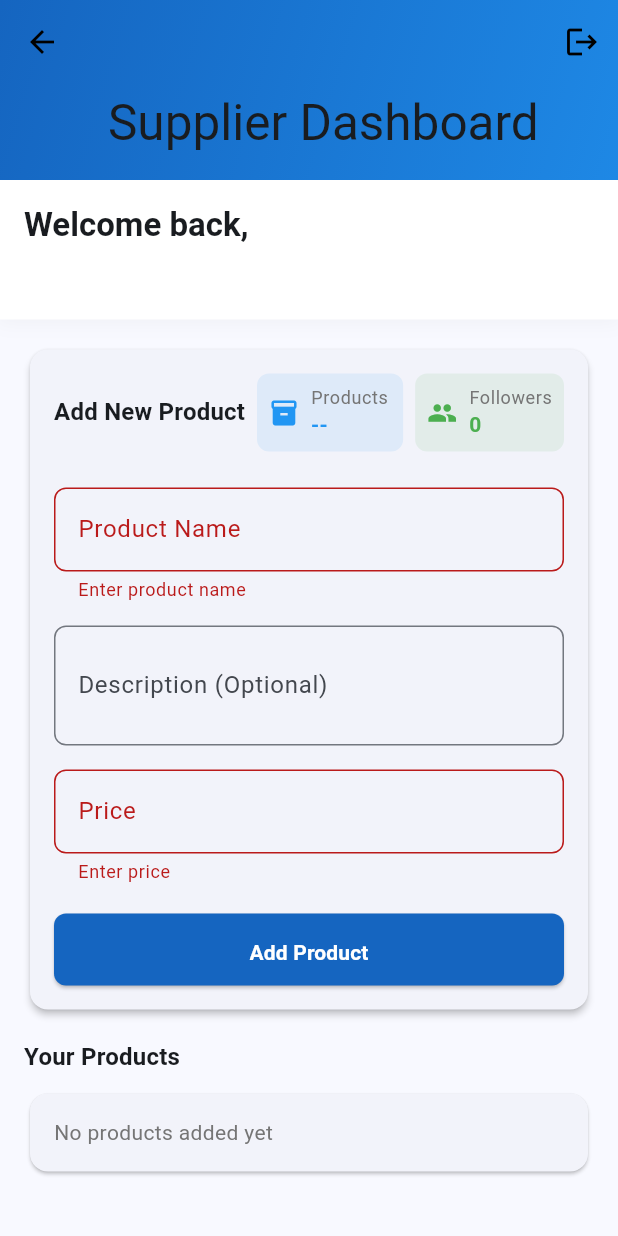
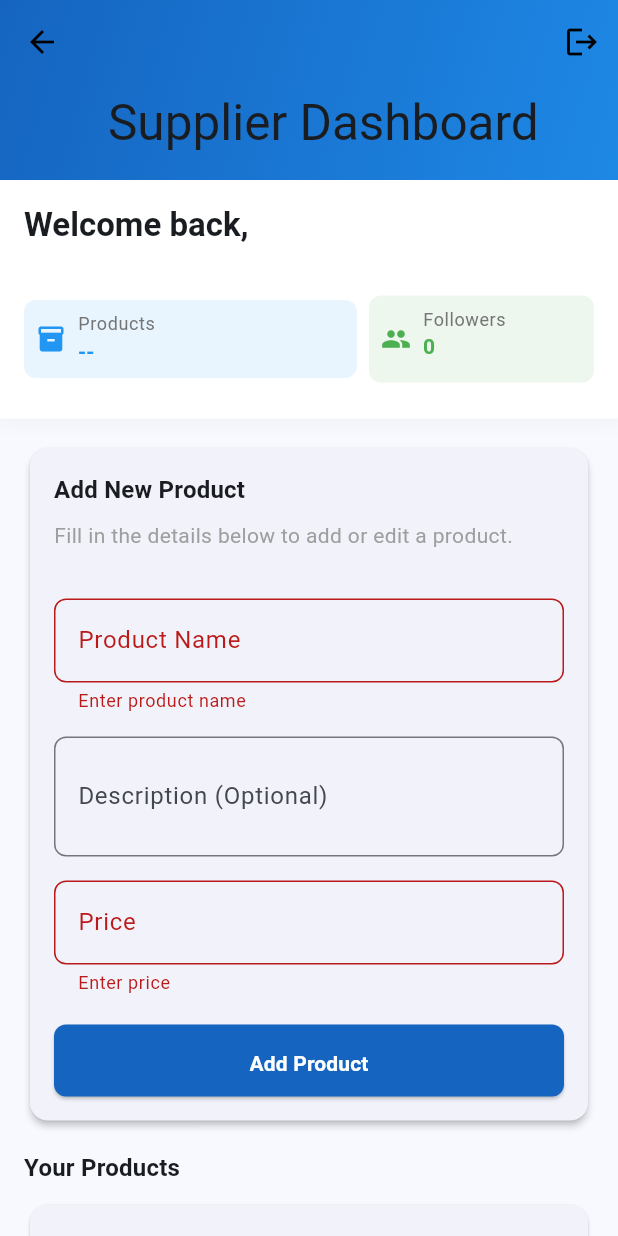
Before and after one commit to Socee-tech/flutter_project, a Flutter app: the SupplierDashboard screen opened by its route, after a tap on "Add Product", on a phone screen of 412 x 824 dp. Run offline on Flutter 3.47's test engine with Material 3 defaults, Android fonts, the phone set to English and light mode, and no system bars; our stand-ins replace animated_text_kit, cloud_firestore, firebase_auth, firebase_core, firebase_storage, get_it and 1 more; accounts and stored records are empty; statements that could not run were skipped.

Commit message:
initial commit

```diff
--- a/lib/pages/supplier_dashboard.dart
+++ b/lib/pages/supplier_dashboard.dart
@@ -90,6 +90,8 @@ class _SupplierDashboardState extends State<SupplierDashboard> {
       } else {
         await FirebaseFirestore.instance
             .collection('products')
+            .doc(widget.supplierId) // supplier's UID
+            .collection('items')
             .doc(_editingProductId)
             .update(data);
       }
@@ -212,34 +214,42 @@ class _SupplierDashboardState extends State<SupplierDashboard> {
                             ),
                       ),
                       const SizedBox(height: 8),
-                      // Row(
-                      //   children: [
-                      //     _buildStatCard(
-                      //       context,
-                      //       'Products',
-                      //       Icons.inventory,
-                      //       Colors.blue,
-                      //     ),
-                      //     const SizedBox(width: 8),
-                      //     InkWell(
-                      //       onTap: () {
-                      //         Navigator.push(
-                      //           context,
-                      //           MaterialPageRoute(
-                      //             builder: (context) => FollowerListScreen(supplierId: widget.supplierId),
-                      //           ),
-                      //         );
-                      //       },
-                      //       child: _buildStatCard(
-                      //         context,
-                      //         'Followers',
-                      //         Icons.people,
-                      //         Colors.green,
-                      //         value: _followers.length,
-                      //       ),
-                      //     ),
-                      //   ],
-                      // ),
+                       Row(
+                        children: [
+                      _buildStatCard(
+                            context,
+                            'Products',
+                            Icons.inventory,
+                            Colors.blue,
+                          ),
+                          const SizedBox(width: 8),
+                          Material(
+                            color: Colors.transparent,
+                            child: SizedBox(
+                              width: 150,
+                              height: 58,
+                              child: InkWell(
+                                onTap: () {
+                                  Navigator.push(
+                                    context,
+                                    MaterialPageRoute(
+                                      builder: (context) => FollowerListScreen(supplierId: widget.supplierId),
+                                    ),
+                                  );
+                                },
+                                child: _buildStatCard(
+                                  context,
+                                  'Followers',
+                                  Icons.people,
+                                  Colors.green,
+                                  value: _followers.length,
+                                ),
+                              ),
+                            ),
+                          )
+                        ],
+                      ),
+                      const SizedBox(height: 8),
                     ],
                   ),
                 );
@@ -259,9 +269,7 @@ class _SupplierDashboardState extends State<SupplierDashboard> {
                   child: Column(
                     crossAxisAlignment: CrossAxisAlignment.start,
                     children: [
-                      Row(
-                        children: [
-                          Text(
+                      Text(
                         _editingProductId == null
                             ? "Add New Product"
                             : "Edit Product",
@@ -269,34 +277,13 @@ class _SupplierDashboardState extends State<SupplierDashboard> {
                               fontWeight: FontWeight.bold,
                             ),
                       ),
-                      const SizedBox(width: 8),
-                      _buildStatCard(
-                            context,
-                            'Products',
-                            Icons.inventory,
-                            Colors.blue,
-                          ),
-                          const SizedBox(width: 8),
-                          InkWell(
-                            onTap: () {
-                              Navigator.push(
-                                context,
-                                MaterialPageRoute(
-                                  builder: (context) => FollowerListScreen(supplierId: widget.supplierId),
-                                ),
-                              );
-                            },
-                            child: _buildStatCard(
-                              context,
-                              'Followers',
-                              Icons.people,
-                              Colors.green,
-                              value: _followers.length,
-                            ),
-                          ),
-                        ],
+                      const SizedBox(height: 8),
+                      const Text(
+                        "Fill in the details below to add or edit a product.",
+                        style: TextStyle(color: Colors.grey),
                       ),
-                      const SizedBox(height: 8),
+                      const SizedBox(height: 16),
+
                       Form(
                         key: _formKey,
                         child: Column(
```
